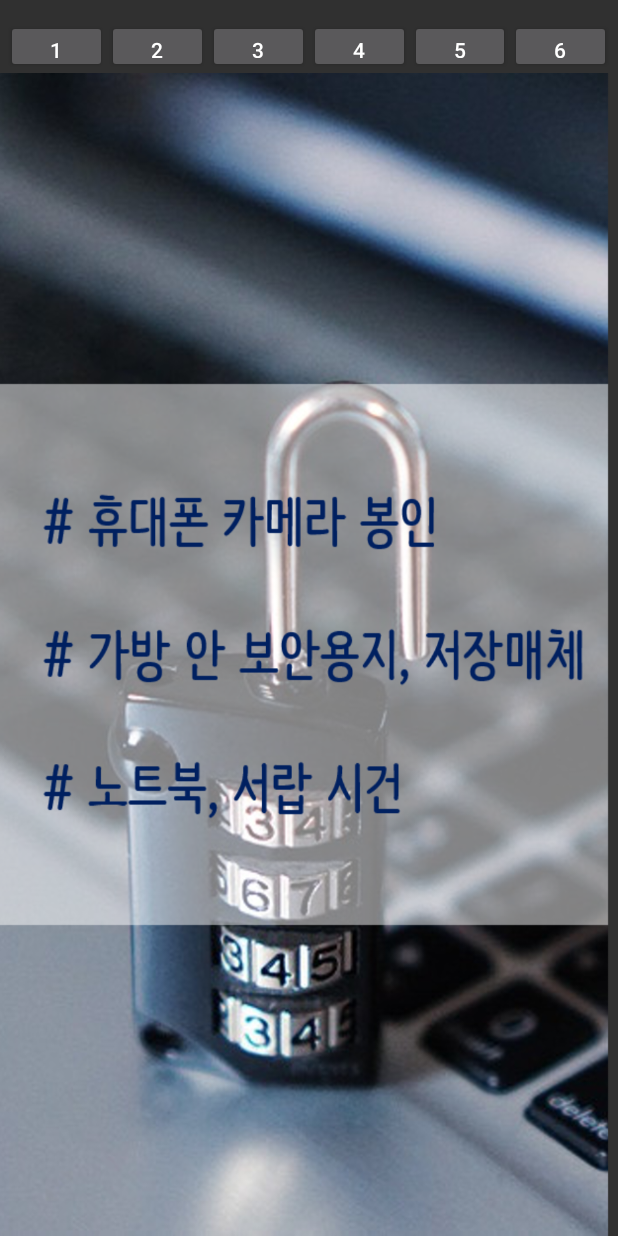
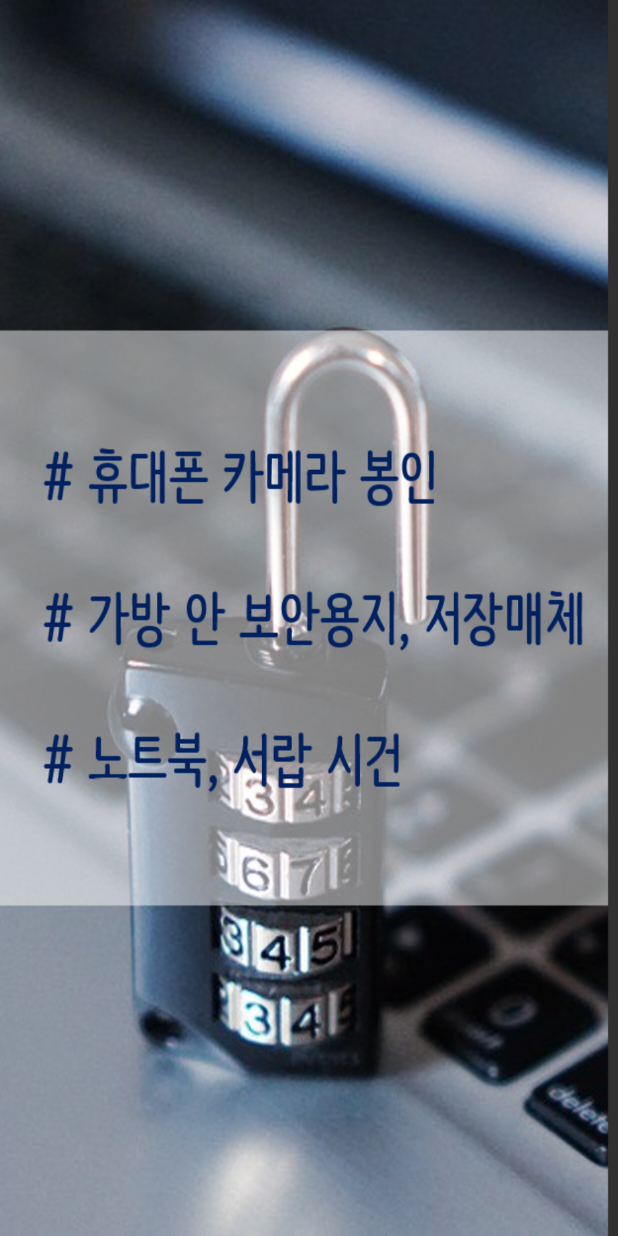
Before and after one commit to jenyo0/securityAlarm, an Android app: the screen it shows after launch (MainActivity), on a phone screen of 412 x 824 dp. Run offline under Robolectric (Android 15) with nearby library versions, the phone set to English and light mode, and no system bars.

Commit message:
조회조건 이벤트 수정

```diff
--- a/src/main/java/samsungkh/com/kh_alarm/BroadCaseD.java
+++ b/src/main/java/samsungkh/com/kh_alarm/BroadCaseD.java
@@ -8,9 +8,6 @@ import android.content.Intent;
 import android.support.v4.content.WakefulBroadcastReceiver;
 import android.support.v7.app.NotificationCompat;
 import android.util.Log;
-import android.view.LayoutInflater;
-import android.view.View;
-import android.widget.ImageView;
 
 import java.util.Calendar;
 import java.util.GregorianCalendar;
@@ -29,23 +26,21 @@ public class BroadCaseD extends WakefulBroadcastReceiver {
         Calendar cal = Calendar.getInstance();
         int num = cal.get(Calendar.DAY_OF_WEEK);
 
-        context.startService(new Intent(context, MainActivity.class));
-
         if(num >= 2 && num <= 6){
-            //요일별 이미지 선택
-            LayoutInflater li = LayoutInflater.from(context);
-            View v = li.inflate(R.layout.activity_main, null, true);
-            ImageView rootView = v.findViewById(R.id.main_img);
-            if(num == 2 || num == 3){
-                Log.d("jojo", "BroadCaseD12");
-                rootView.setBackgroundResource(R.drawable.sec_1);
-            }else if(num == 4 || num == 5){
-                Log.d("jojo", "BroadCaseD34");
-                rootView.setBackgroundResource(R.drawable.sec_2);
-            }else{
-                Log.d("jojo", "BroadCaseD5");
-                rootView.setBackgroundResource(R.drawable.sec_3);
-            }
+//            //요일별 이미지 선택
+//            LayoutInflater li = LayoutInflater.from(context);
+//            View v = li.inflate(R.layout.activity_main, null, true);
+//            ImageView rootView = v.findViewById(R.id.main_img);
+//            if(num == 2 || num == 3){
+//                Log.d("jojo", "BroadCaseD12");
+//                rootView.setBackgroundResource(R.drawable.sec_1);
+//            }else if(num == 4 || num == 5){
+//                Log.d("jojo", "BroadCaseD34");
+//                rootView.setBackgroundResource(R.drawable.sec_2);
+//            }else{
+//                Log.d("jojo", "BroadCaseD5");
+//                rootView.setBackgroundResource(R.drawable.sec_3);
+//            }
 
             Log.d("jojo", String.valueOf(num));
 
--- a/src/main/java/samsungkh/com/kh_alarm/MainActivity.java
+++ b/src/main/java/samsungkh/com/kh_alarm/MainActivity.java
@@ -11,18 +11,10 @@ import android.os.Build;
 import android.os.Bundle;
 import android.support.v7.app.AppCompatActivity;
 import android.util.Log;
-import android.view.View;
-import android.widget.Button;
 import android.widget.ImageView;
 
-public class MainActivity extends AppCompatActivity implements View.OnClickListener{
+public class MainActivity extends AppCompatActivity{
 
-    Button btn1;
-    Button btn2;
-    Button btn3;
-    Button btn4;
-    Button btn5;
-    Button btn6;
     DevicePolicyManager deviceMgr;
     ComponentName comp;
     ImageView imgView;
@@ -40,20 +32,6 @@ public class MainActivity extends AppCompatActivity implements View.OnClickListe
         Log.d("jojo", "onCreate");
        imgView = (ImageView) findViewById(R.id.main_img);
        imgView.setBackgroundResource(R.drawable.sec_1);
-
-       btn1 = (Button)findViewById(R.id.key_1);
-       btn2 = (Button)findViewById(R.id.key_2);
-       btn3 = (Button)findViewById(R.id.key_3);
-       btn4 = (Button)findViewById(R.id.key_4);
-       btn5 = (Button)findViewById(R.id.key_5);
-       btn6 = (Button)findViewById(R.id.key_6);
-       btn1.setOnClickListener(this);
-       btn2.setOnClickListener(this);
-       btn3.setOnClickListener(this);
-       btn4.setOnClickListener(this);
-       btn5.setOnClickListener(this);
-       btn6.setOnClickListener(this);
-
 
         if (!deviceMgr.isAdminActive(comp)) {
             Log.d("jojo", "Main :admin is false");
@@ -112,21 +90,4 @@ public class MainActivity extends AppCompatActivity implements View.OnClickListe
 
     }
 
-    @Override
-    public void onClick(View view) {
-
-        if(view == btn1){
-            imgView.setBackgroundResource(R.drawable.sec_1);
-        }else if(view == btn2){
-            imgView.setBackgroundResource(R.drawable.sec_2);
-        }else if(view == btn3){
-            imgView.setBackgroundResource(R.drawable.sec_3);
-        }else if(view == btn4){
-            imgView.setBackgroundResource(R.drawable.sec_4);
-        }else if(view == btn5){
-            imgView.setBackgroundResource(R.drawable.sec_5);
-        }else{
-            imgView.setBackgroundResource(R.drawable.sec_6);
-        }
-    }
 }
--- a/src/main/res/layout/activity_main.xml
+++ b/src/main/res/layout/activity_main.xml
@@ -5,57 +5,6 @@
     android:layout_height="match_parent"
     android:orientation="vertical"
     tools:context=".MainActivity">
-
-    <LinearLayout
-        android:layout_width="match_parent"
-        android:layout_height="35dp"
-        android:layout_marginLeft="4dp"
-        android:layout_marginRight="4dp"
-        android:layout_marginTop="13dp"
-        android:orientation="horizontal">
-
-        <Button
-            android:id="@+id/key_1"
-            android:layout_height="wrap_content"
-            android:layout_width="0dp"
-            android:layout_weight="0.4"
-            android:text="1" />
-
-        <Button
-            android:id="@+id/key_2"
-            android:layout_height="wrap_content"
-            android:layout_width="0dp"
-            android:layout_weight="0.4"
-            android:text="2" />
-
-        <Button
-            android:id="@+id/key_3"
-            android:layout_height="wrap_content"
-            android:layout_width="0dp"
-            android:layout_weight="0.4"
-            android:text="3" />
-
-        <Button
-            android:id="@+id/key_4"
-            android:layout_height="wrap_content"
-            android:layout_width="0dp"
-            android:layout_weight="0.4"
-            android:text="4" />
-
-        <Button
-            android:id="@+id/key_5"
-            android:layout_height="wrap_content"
-            android:layout_width="0dp"
-            android:layout_weight="0.4"
-            android:text="5" />
-
-        <Button
-            android:id="@+id/key_6"
-            android:layout_height="wrap_content"
-            android:layout_width="0dp"
-            android:layout_weight="0.4"
-            android:text="6" />
-        </LinearLayout>
 
     <ImageView
         android:id="@+id/main_img"
```
